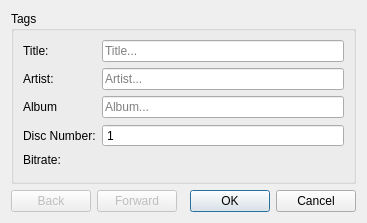
Before: the Qt Designer form src/libtomahawk/filemetadata/MetadataEditor.ui in tomahawk-player/tomahawk, drawn with Qt 5.
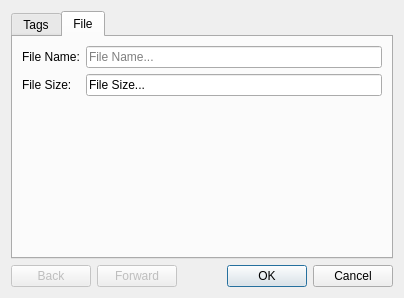
After: the same form once the commit is applied. The open tabs and pages were chosen to show the change.

Commit message: Added more tag attributes from metadata editor.

```diff
--- a/src/libtomahawk/filemetadata/MetadataEditor.ui
+++ b/src/libtomahawk/filemetadata/MetadataEditor.ui
@@ -6,8 +6,8 @@
    <rect>
     <x>0</x>
     <y>0</y>
-    <width>367</width>
-    <height>223</height>
+    <width>404</width>
+    <height>298</height>
    </rect>
   </property>
   <property name="windowTitle">
@@ -15,23 +15,24 @@
   </property>
   <layout class="QVBoxLayout" name="verticalLayout">
    <item>
-    <widget class="QGroupBox" name="groupBox">
+    <widget class="QTabWidget" name="tabWidget">
      <property name="sizePolicy">
       <sizepolicy hsizetype="Preferred" vsizetype="Expanding">
        <horstretch>0</horstretch>
        <verstretch>0</verstretch>
       </sizepolicy>
      </property>
-     <property name="title">
+     <property name="currentIndex">
+      <number>0</number>
+     </property>
+     <widget class="QWidget" name="tabWidgetPage1" native="true">
+      <attribute name="title">
       <string>Tags</string>
-     </property>
-     <property name="flat">
-      <bool>false</bool>
-     </property>
-     <property name="checkable">
-      <bool>false</bool>
-     </property>
+      </attribute>
      <layout class="QFormLayout" name="formLayout">
+       <property name="fieldGrowthPolicy">
+        <enum>QFormLayout::ExpandingFieldsGrow</enum>
+       </property>
       <item row="0" column="0">
        <widget class="QLabel" name="label">
         <property name="text">
@@ -112,7 +113,7 @@
         </property>
        </widget>
       </item>
-      <item row="13" column="0">
+       <item row="19" column="0">
        <widget class="QLabel" name="label_4">
         <property name="text">
          <string>Bitrate:</string>
@@ -127,6 +128,51 @@
        </widget>
       </item>
      </layout>
+     </widget>
+     <widget class="QWidget" name="tab">
+      <attribute name="title">
+       <string>File</string>
+      </attribute>
+      <layout class="QFormLayout" name="formLayout_2">
+       <item row="0" column="0">
+        <widget class="QLabel" name="label_7">
+         <property name="text">
+          <string>File Name:</string>
+         </property>
+        </widget>
+       </item>
+       <item row="0" column="1">
+        <widget class="QLineEdit" name="fileNameLineEdit">
+         <property name="readOnly">
+          <bool>true</bool>
+         </property>
+         <property name="placeholderText">
+          <string>File Name...</string>
+         </property>
+        </widget>
+       </item>
+       <item row="1" column="1">
+        <widget class="QLineEdit" name="fileSizeLineEdit">
+         <property name="text">
+          <string>File Size...</string>
+         </property>
+         <property name="readOnly">
+          <bool>true</bool>
+         </property>
+         <property name="placeholderText">
+          <string>File size...</string>
+         </property>
+        </widget>
+       </item>
+       <item row="1" column="0">
+        <widget class="QLabel" name="label_8">
+         <property name="text">
+          <string>File Size:</string>
+         </property>
+        </widget>
+       </item>
+      </layout>
+     </widget>
     </widget>
    </item>
    <item>
```
Left out of the diff: 71 changed lines with no effect on the pictures. Lines whose indentation alone changed are shown as unchanged. The commit also changes 2 other files.
